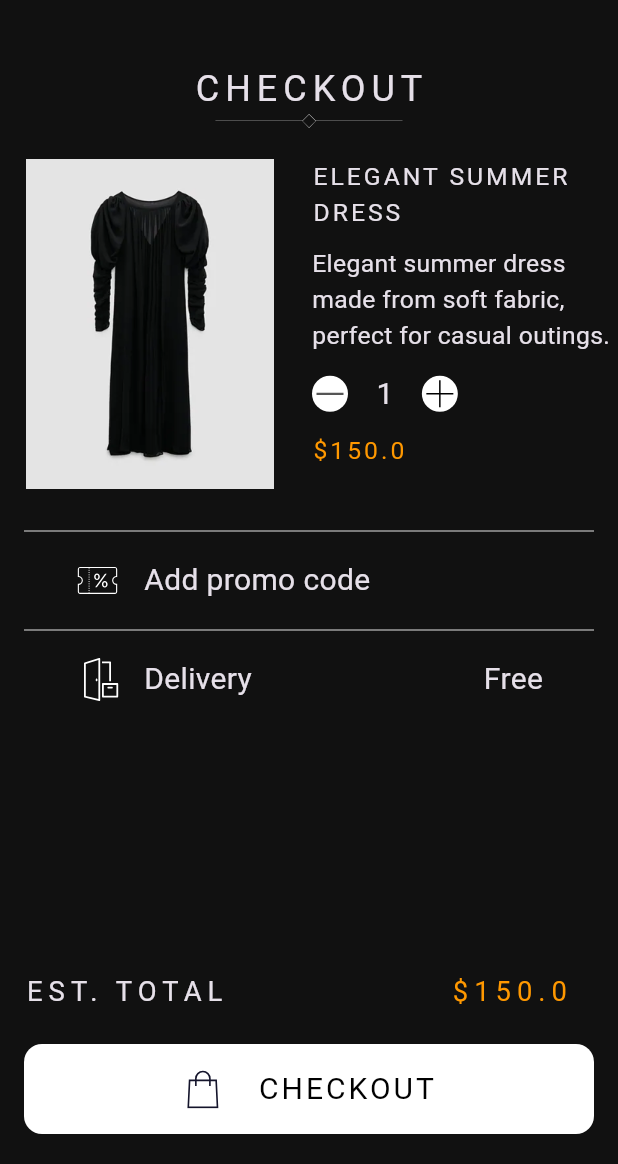
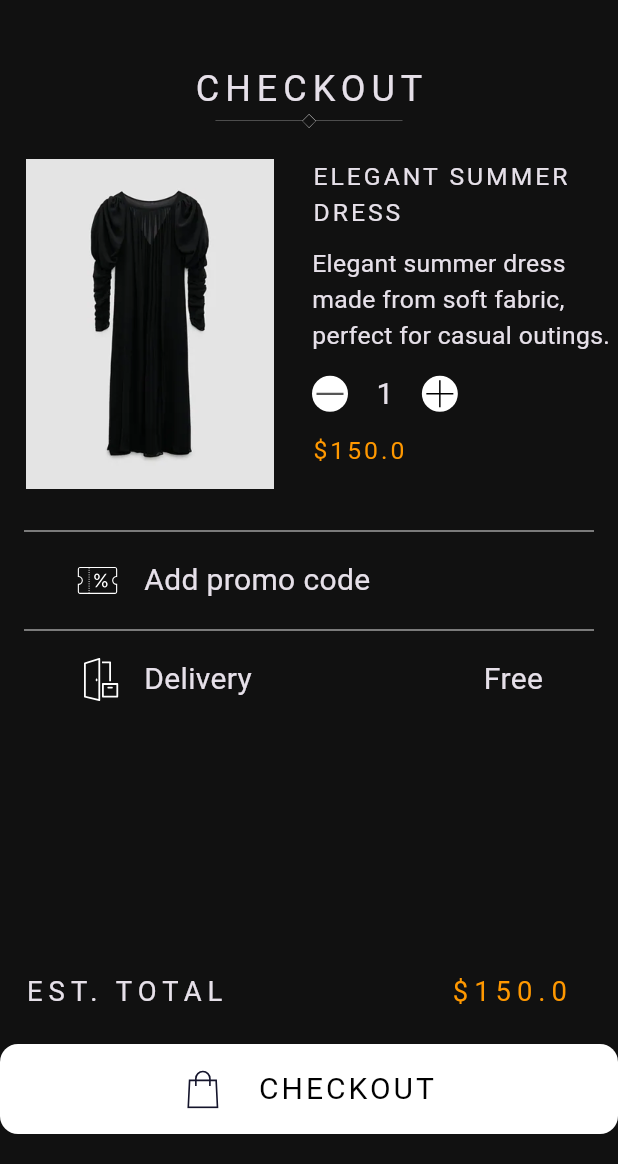
Before and after one commit to Omar-Tmam/Open-Fashion, a Flutter app: the ProductDetailsMobileView screen opened directly with sample values from the repository, on a phone screen of 412 x 824 dp, the part 72-1236 px from its top. Run offline on Flutter 3.47's test engine with Material 3 defaults, Android fonts, the phone set to English and light mode, and no system bars; our stand-ins replace flutter_svg, gap, go_router; Roboto replaces fonts that are missing (TenorSans).

```diff
--- a/lib/Core/utils/app_router.dart
+++ b/lib/Core/utils/app_router.dart
@@ -1,6 +1,7 @@
 import 'package:go_router/go_router.dart';
 import 'package:open_fashion/Features/home_view/data/models/product_model.dart';
 import 'package:open_fashion/Features/home_view/presentation/views/home_view.dart';
+import 'package:open_fashion/Features/product_details/data/models/order_model.dart';
 import 'package:open_fashion/Features/product_details/presentation/views/product_details.dart';
 import 'package:open_fashion/Features/shipping_view/presentation/views/shipping_view.dart';
 import 'package:open_fashion/Features/splash/presentation/views/splash_view.dart';
@@ -19,7 +20,7 @@ abstract class AppRouter {
         path: kProductDetailsView,
         builder: (context, state) => ProductDetails(productModel: state.extra as ProductModel),
       ),
-      GoRoute(path: kShippingView,builder: (context, state) => ShippingView(),)
+      GoRoute(path: kShippingView,builder: (context, state) => ShippingView(orderModel: state.extra as OrderModel,),)
     ],
   );
 }
--- a/lib/Core/widgets/custom_button.dart
+++ b/lib/Core/widgets/custom_button.dart
@@ -11,9 +11,9 @@ class CustomButton extends StatelessWidget {
   @override
   Widget build(BuildContext context) {
     return InkWell(
-      onTap:onTap ,
+      onTap: onTap,
       child: Container(
-        margin: const EdgeInsets.symmetric(horizontal: 16),
+        // margin: const EdgeInsets.symmetric(horizontal: 16),
         decoration: BoxDecoration(borderRadius: BorderRadius.circular(12), color: Colors.white),
         height: 60,
         width: double.infinity,
--- a/lib/Features/product_details/presentation/views/widgets/product_details_view_body.dart
+++ b/lib/Features/product_details/presentation/views/widgets/product_details_view_body.dart
@@ -34,7 +34,11 @@ class _ProductDetailsViewBodyState extends State<ProductDetailsViewBody> {
           Gap(20),
           DeliverySection(),
           Spacer(),
-          TotalPriceSection(productModel: widget.productModel, itemContNotifier: itemCountNotifier),
+          ValueListenableBuilder(
+            valueListenable: itemCountNotifier,
+            builder: (context, value, child) =>
+                TotalPriceSection(productModel: widget.productModel, count: value),
+          ),
           Gap(22),
           CustomButton(
             onTap: () {
--- a/lib/Features/product_details/presentation/views/widgets/total_price_section.dart
+++ b/lib/Features/product_details/presentation/views/widgets/total_price_section.dart
@@ -3,9 +3,9 @@ import 'package:open_fashion/Core/utils/app_styles.dart';
 import 'package:open_fashion/Features/home_view/data/models/product_model.dart';
 
 class TotalPriceSection extends StatelessWidget {
-  const TotalPriceSection({super.key, required this.itemContNotifier, required this.productModel});
-  final ValueNotifier<int> itemContNotifier;
+  const TotalPriceSection({super.key, required this.productModel, required this.count});
   final ProductModel productModel;
+  final int count;
 
   @override
   Widget build(BuildContext context) {
@@ -15,14 +15,9 @@ class TotalPriceSection extends StatelessWidget {
         children: [
           Text('Est. Total'.toUpperCase(), style: AppStyles.title18(context)),
           Spacer(),
-          ValueListenableBuilder(
-            valueListenable: itemContNotifier,
-            builder: (context, value, child) {
-              return Text(
-                '\$${(value * productModel.price).toString()}',
-                style: AppStyles.title18(context).copyWith(color: Colors.orange),
-              );
-            },
+          Text(
+            '\$${(count* productModel.price).toString()}',
+            style: AppStyles.title18(context).copyWith(color: Colors.orange),
           ),
           SizedBox(width: 16),
         ],
```
Also changed, not shown: lib/Features/shipping_view/presentation/views/shipping_view.dart (+7 -2 lines), lib/Features/shipping_view/presentation/views/shipping_view_mobile.dart (+5 -3 lines), lib/Features/shipping_view/presentation/views/widgets/custom_container.dart (+7 -0 lines), lib/Features/shipping_view/presentation/views/widgets/shipping_view_body.dart (+38 -4 lines).
